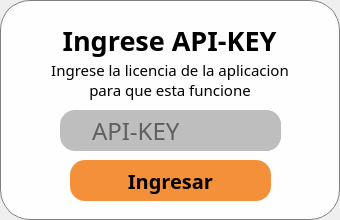
First picture: the form in PopUpApiKey.ui, repository Almostrey/Abaxfem_GUI_Cucharas, before the edit.
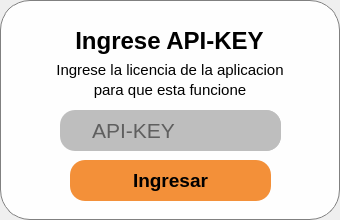
Second picture: the form after the edit. Icons and pictures are not drawn.

Diff of the .ui file:
```diff
--- a/PopUpApiKey.ui
+++ b/PopUpApiKey.ui
@@ -39,8 +39,8 @@
     </property>
     <property name="font">
      <font>
-      <family>Bell MT</family>
-      <pointsize>20</pointsize>
+      <family>Arial</family>
+      <pointsize>18</pointsize>
       <italic>false</italic>
       <bold>true</bold>
       <kerning>true</kerning>
@@ -70,7 +70,7 @@
     </property>
     <property name="font">
      <font>
-      <family>Bell MT</family>
+      <family>Arial</family>
       <pointsize>11</pointsize>
      </font>
     </property>
@@ -125,8 +125,8 @@
     </property>
     <property name="font">
      <font>
-      <family>Bell MT</family>
-      <pointsize>15</pointsize>
+      <family>Arial</family>
+      <pointsize>14</pointsize>
       <italic>false</italic>
       <bold>true</bold>
       <underline>false</underline>
@@ -184,8 +184,8 @@
     </property>
     <property name="font">
      <font>
-      <family>Bell MT</family>
-      <pointsize>18</pointsize>
+      <family>Arial</family>
+      <pointsize>16</pointsize>
       <bold>false</bold>
      </font>
     </property>
@@ -247,7 +247,7 @@
     </property>
     <property name="font">
      <font>
-      <family>Bell MT</family>
+      <family>Arial</family>
       <pointsize>11</pointsize>
      </font>
     </property>
```
